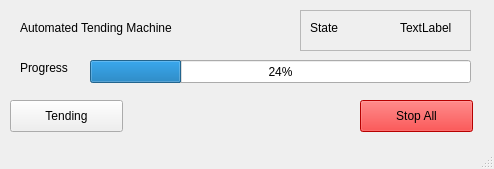
Above: ui/app.ui from ironlota/automated-tending-py before the change. Below: the same form after it.
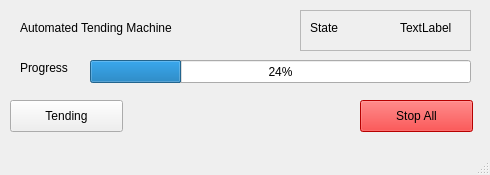
That is the form after the change.

```diff
--- a/ui/app.ui
+++ b/ui/app.ui
@@ -6,8 +6,8 @@
    <rect>
     <x>0</x>
     <y>0</y>
-    <width>494</width>
-    <height>169</height>
+    <width>490</width>
+    <height>175</height>
    </rect>
   </property>
   <property name="windowTitle">
```
